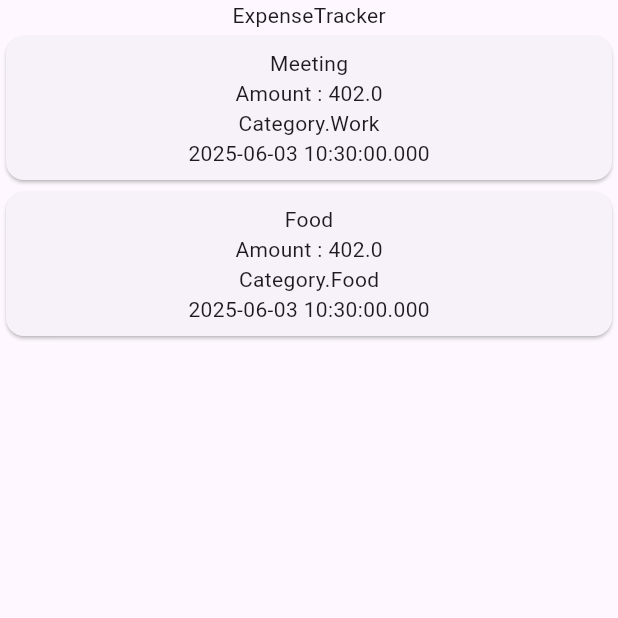
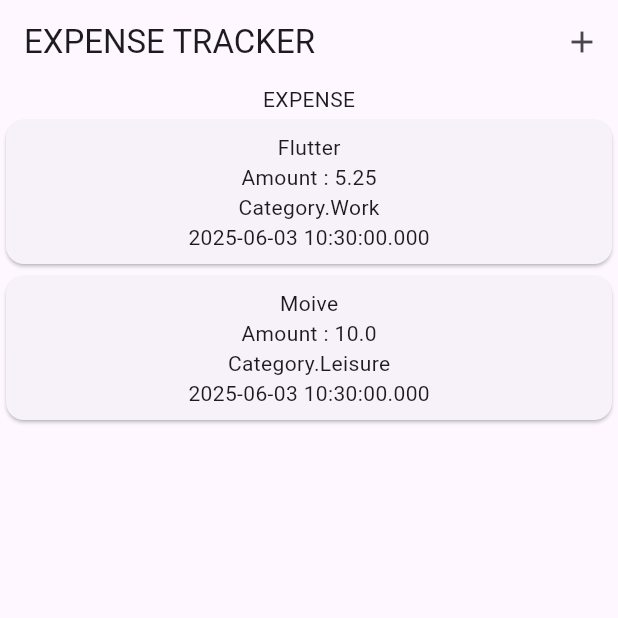
Before and after one commit to Sparsh261/ExpenseTracker, a Flutter app: the screen it shows after launch, on a phone screen of 412 x 824 dp, the top half of it. Run offline on Flutter 3.47's test engine with Material 3 defaults, Android fonts, the phone set to English and light mode, and no system bars.

Commit message:
Added NewExpense Class

```diff
--- a/lib/ExpenseList.dart
+++ b/lib/ExpenseList.dart
@@ -7,14 +7,25 @@ class ExpenseList extends StatelessWidget {
 
   List<Expense> expenses;
 
-  ExpenseList({required this.expenses});
+  final void Function(Expense) onRemoveExpense;
+
+  ExpenseList({required this.expenses,
+    required this.onRemoveExpense,
+  });
 
   @override
   Widget build(BuildContext context) {
     return(
       ListView.builder(
       itemCount: expenses.length,
-      itemBuilder: (context,index) => ExpenseItemCard(expense: expenses[index]))
+      itemBuilder: (context, index) => Dismissible(
+            key: ValueKey(expenses[index]),
+            child: ExpenseItemCard(expense : expenses[index]),
+            onDismissed: (direction) {
+              onRemoveExpense(expenses[index]);
+            },
+          ),
+      )
     );
   }
 }
--- a/lib/ExpenseTracker.dart
+++ b/lib/ExpenseTracker.dart
@@ -1,24 +1,71 @@
 
+import 'package:expensetracker/NewExpense.dart';
 import 'package:expensetracker/ExpenseList.dart';
 import 'package:expensetracker/Model/Expense.dart';
 import 'package:flutter/material.dart';
 import 'package:flutter/widgets.dart';
 
-class ExpenseTracker extends StatelessWidget{
+class ExpenseTracker extends StatefulWidget {
+  @override
+  State<ExpenseTracker> createState() {
+    return ExpensetrackerState();
+  }
+}
 
+class ExpensetrackerState extends State<ExpenseTracker> {
   List<Expense> registeredExpenses = [
-    Expense(title : "Meeting", amount : 402 ,date : DateTime.now(), category: Category.Work),
-    Expense(title : "Food", amount : 402 ,date : DateTime.now(), category: Category.Food),
+    Expense(
+      title: 'Flutter',
+      amount: 5.25,
+      date: DateTime.now(),
+      category: Category.Work,
+    ),
+    Expense(
+      title: 'Moive',
+      amount: 10,
+      date: DateTime.now(),
+      category: Category.Leisure,
+    ),
   ];
+
+  void openExpenseAdderOverlay() {
+    showModalBottomSheet(
+      context: context,
+      builder: (context) => NewExpense(onAddExpense: addExpense),
+    );
+  }
+
+  addExpense(Expense expense) {
+    print(expense);
+    setState(() {
+      registeredExpenses.add(expense);
+    });
+  }
+
+  removeExpense(Expense expense) {
+    registeredExpenses.remove(expense);
+  }
 
   @override
   Widget build(BuildContext context) {
-
-    return(Scaffold(body: Column(
-      children: [
-        Text("ExpenseTracker"),
-        Expanded(child: ExpenseList(expenses : registeredExpenses))
-      ],
-    )));
+    return Scaffold(
+      appBar: AppBar(
+        title: Text('EXPENSE TRACKER'),
+        actions: [
+          IconButton(onPressed: openExpenseAdderOverlay, icon: Icon(Icons.add)),
+        ],
+      ),
+      body: Column(
+        children: [
+          Text('EXPENSE'),
+          Expanded(
+            child: ExpenseList(
+              expenses: registeredExpenses,
+              onRemoveExpense: removeExpense,
+            ),
+          ),
+        ],
+      ),
+    );
   }
 }
--- a/pubspec.yaml
+++ b/pubspec.yaml
@@ -35,6 +35,7 @@ dependencies:
   # Use with the CupertinoIcons class for iOS style icons.
   cupertino_icons: ^1.0.8
   uuid: ^4.5.1
+  intl: ^0.20.2
 
 dev_dependencies:
   flutter_test:
```
Also changed, not shown: lib/Model/Expense.dart (+18 -0 lines), lib/NewExpense.dart (added, +132 -0 lines), pubspec.lock.
